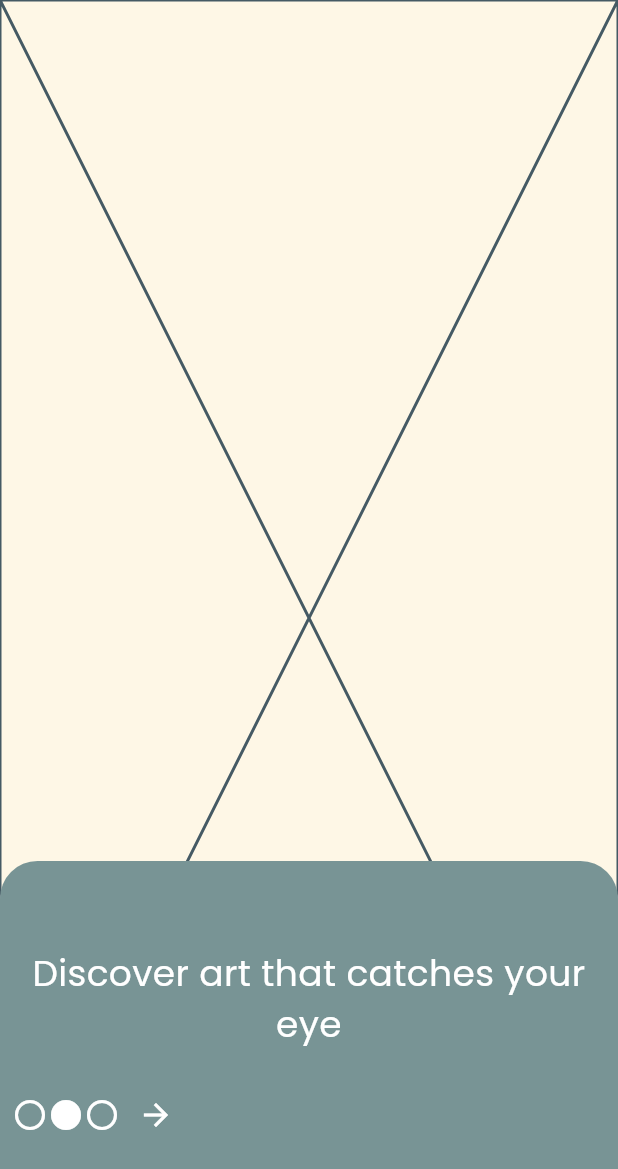
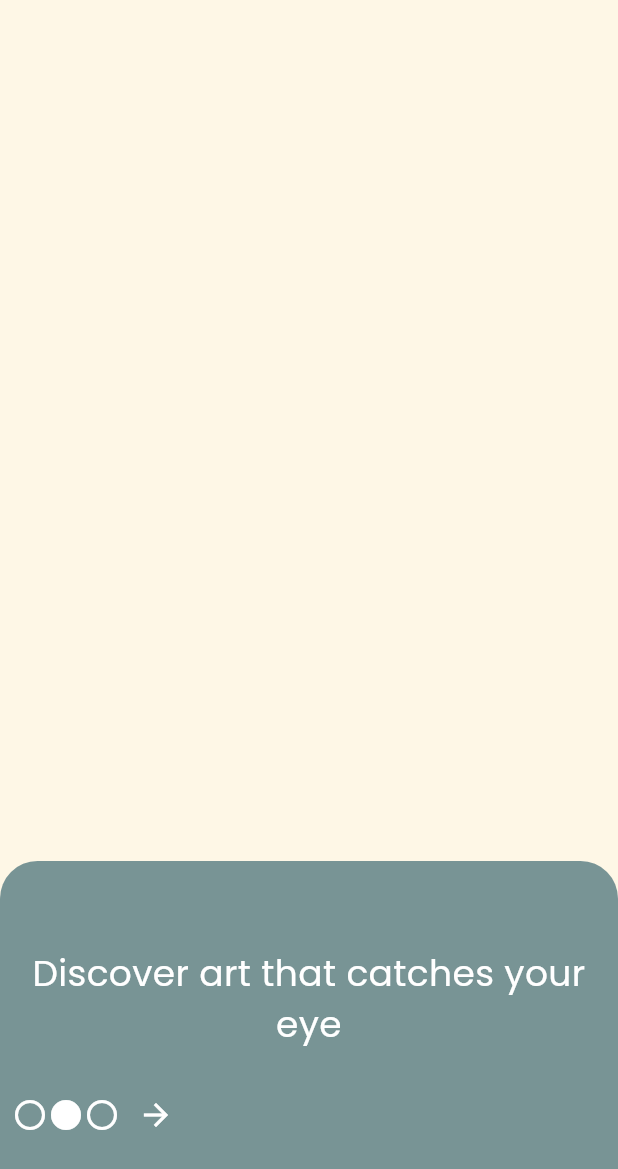
Before and after one commit to Mona-Badran/muse-frontend, a Flutter app: the screen it shows after launch, after a tap on the "arrow forward" icon, on a phone screen of 412 x 824 dp. Shown: the top 1169 px of the screen. Run offline on Flutter 3.47's test engine with Material 3 defaults, Android fonts, the phone set to English and light mode, and no system bars.

Commit message:
added stack

```diff
--- a/lib/features/onboardings/onboarding2.dart
+++ b/lib/features/onboardings/onboarding2.dart
@@ -5,6 +5,10 @@ class Onboarding2 extends StatelessWidget {
 
   @override
   Widget build(BuildContext context) {
-    return const Placeholder();
+    return Stack(
+      children: [
+
+      ],
+    );
   }
 }
```
